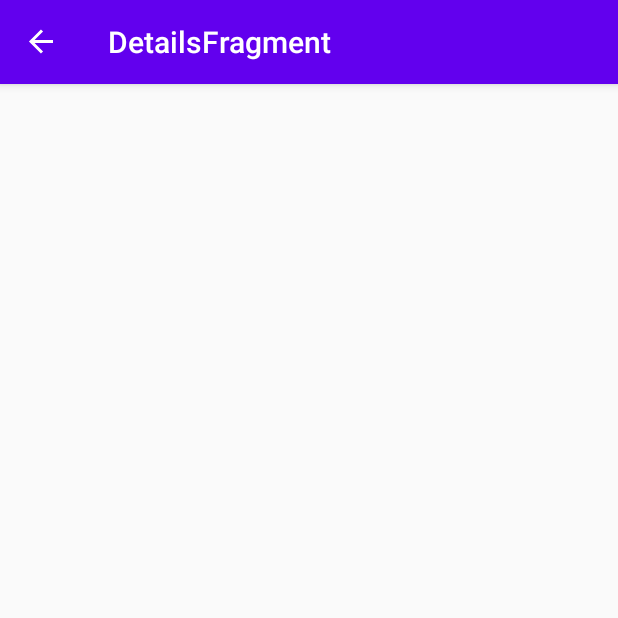
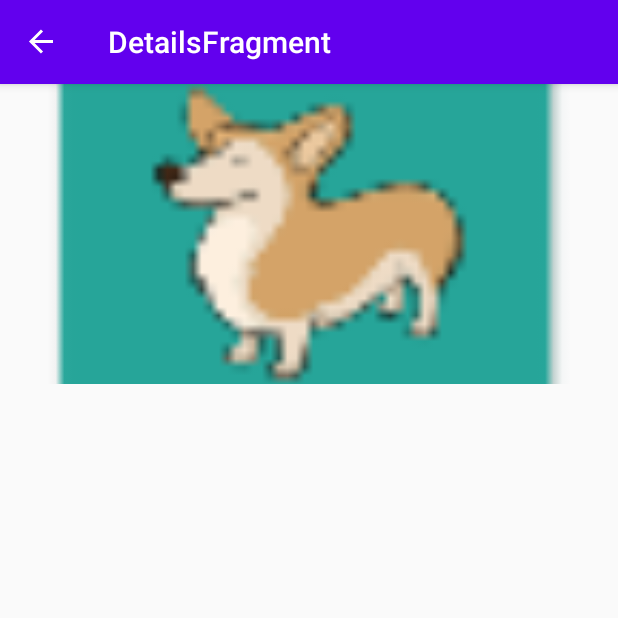
Before and after one commit to rohanwaugh/Dogs, an Android app: the DetailsFragment screen opened through its navigation route, on a phone screen of 412 x 824 dp, the top half of it. Run offline under Robolectric (Android 15) with nearby library versions, the phone set to English and light mode, and no system bars; our stand-ins replace data binding, navigation-ui.

Commit message:
Dog Detail layout implementation

```diff
--- a/app/src/main/res/layout/fragment_details.xml
+++ b/app/src/main/res/layout/fragment_details.xml
@@ -8,6 +8,60 @@
         android:layout_height="match_parent"
         tools:context=".view.DetailsFragment">
 
+        <ImageView
+            android:id="@+id/dogImage"
+            android:src="@mipmap/ic_dog"
+            app:layout_constraintStart_toStartOf="parent"
+            app:layout_constraintTop_toTopOf="parent"
+            android:scaleType="centerCrop"
+            app:layout_constraintEnd_toEndOf="parent"
+            android:layout_width="match_parent"
+            android:layout_height="200dp"/>
+
+        <TextView
+            android:id="@+id/dogName"
+            app:layout_constraintStart_toStartOf="parent"
+            app:layout_constraintEnd_toEndOf="parent"
+            tools:text="Dog Name"
+            style="@style/Title"
+            android:layout_marginTop="@dimen/top_margin"
+            app:layout_constraintTop_toBottomOf="@+id/dogImage"
+            android:layout_width="wrap_content"
+            android:layout_height="wrap_content"/>
+
+        <TextView
+            android:id="@+id/dogPurpose"
+            app:layout_constraintStart_toStartOf="parent"
+            app:layout_constraintEnd_toEndOf="parent"
+            tools:text="Dog Purpose"
+            style="@style/Text"
+            android:layout_marginTop="@dimen/top_margin"
+            app:layout_constraintTop_toBottomOf="@+id/dogName"
+            android:layout_width="wrap_content"
+            android:layout_height="wrap_content"/>
+
+        <TextView
+            android:id="@+id/dogTemparament"
+            app:layout_constraintStart_toStartOf="parent"
+            app:layout_constraintEnd_toEndOf="parent"
+            tools:text="Dog Temparament"
+            style="@style/Text"
+            android:layout_marginTop="@dimen/top_margin"
+            app:layout_constraintTop_toBottomOf="@+id/dogPurpose"
+            android:layout_width="wrap_content"
+            android:layout_height="wrap_content"/>
+
+        <TextView
+            android:id="@+id/dogLifeSpan"
+            app:layout_constraintStart_toStartOf="parent"
+            app:layout_constraintEnd_toEndOf="parent"
+            tools:text="Dog Life Span"
+            style="@style/Text"
+            android:layout_marginTop="@dimen/top_margin"
+            app:layout_constraintTop_toBottomOf="@+id/dogTemparament"
+            android:layout_width="wrap_content"
+            android:layout_height="wrap_content"/>
+
     </androidx.constraintlayout.widget.ConstraintLayout>
 
 </layout>
--- a/app/src/main/res/values/dimens.xml
+++ b/app/src/main/res/values/dimens.xml
@@ -3,4 +3,5 @@
     <dimen name="default_margin">8dp</dimen>
     <dimen name="list_item_height">125dp</dimen>
     <dimen name="image_padding">4dp</dimen>
+    <dimen name="top_margin">16dp</dimen>
 </resources>
```
